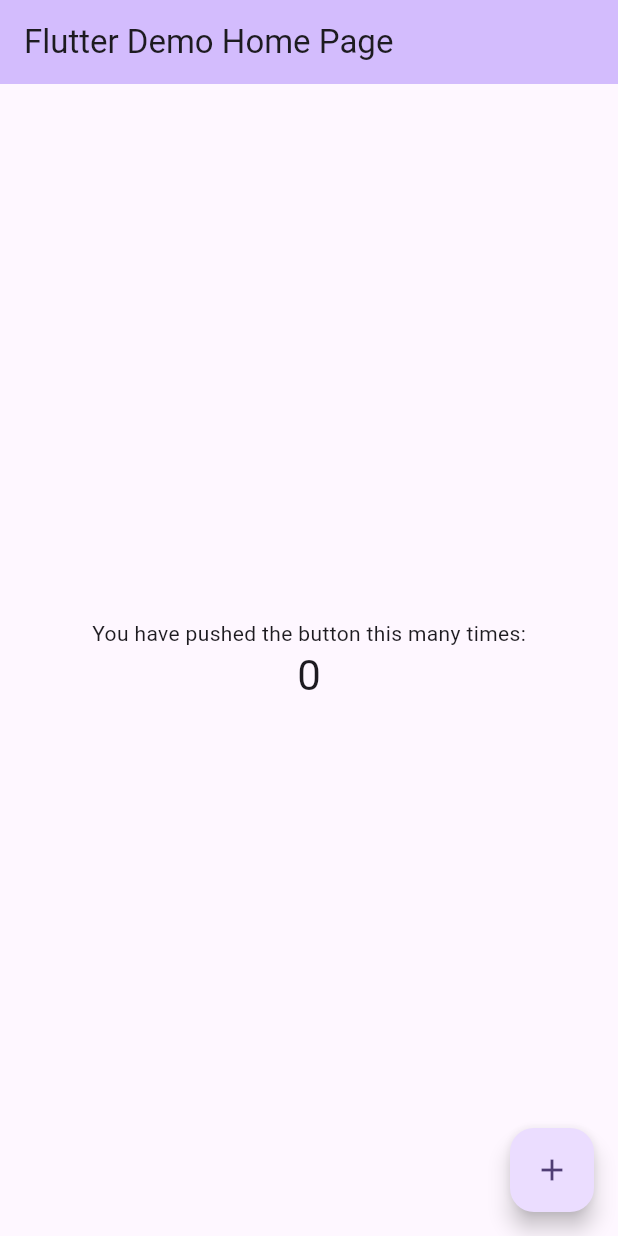
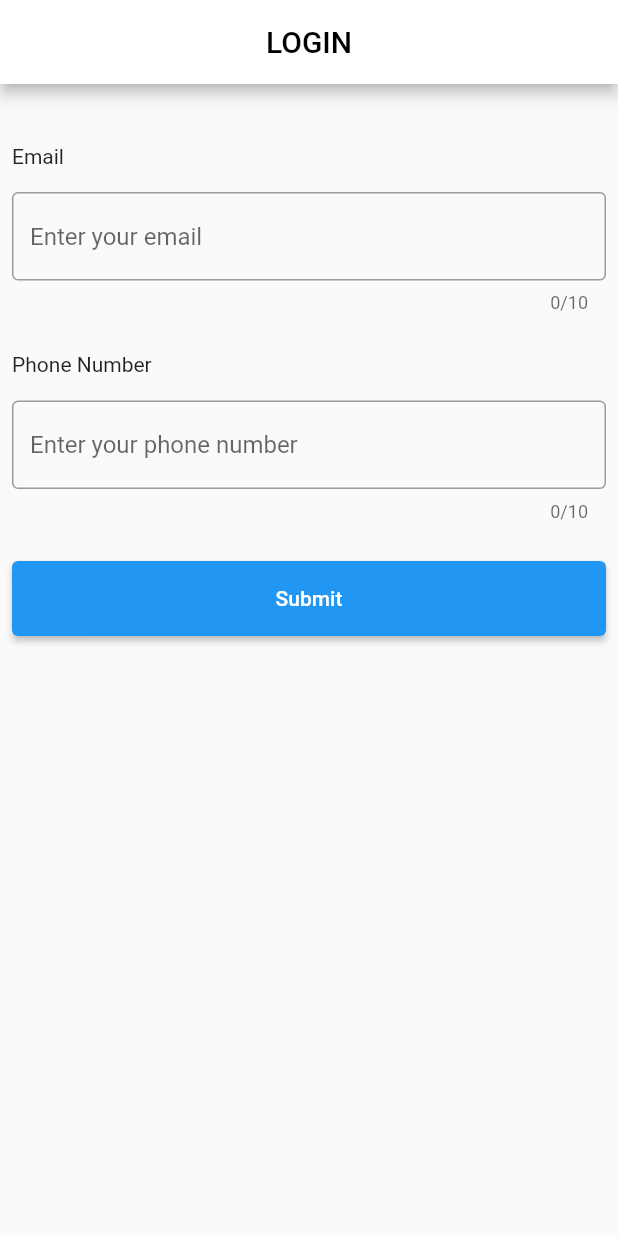
Before and after one commit to damaisubimawanto/ValburyCodingTest, a Flutter app: the screen it shows after launch, on a phone screen of 412 x 824 dp. Run offline on Flutter 3.47's test engine with Material 2 defaults, Android fonts, the phone set to English and light mode, and no system bars.

Commit message:
Added new LoginActivity page.

```diff
--- a/lib/main.dart
+++ b/lib/main.dart
@@ -1,4 +1,7 @@
 import 'package:flutter/material.dart';
+import 'package:provider/provider.dart';
+import 'package:valbury_coding_test/utils/routes/routes.dart';
+import 'package:valbury_coding_test/utils/routes/routes_name.dart';
 
 void main() {
   runApp(const MyApp());
@@ -10,116 +13,20 @@ class MyApp extends StatelessWidget {
   // This widget is the root of your application.
   @override
   Widget build(BuildContext context) {
-    return MaterialApp(
-      title: 'Flutter Demo',
-      theme: ThemeData(
-        // This is the theme of your application.
-        //
-        // TRY THIS: Try running your application with "flutter run". You'll see
-        // the application has a blue toolbar. Then, without quitting the app,
-        // try changing the seedColor in the colorScheme below to Colors.green
-        // and then invoke "hot reload" (save your changes or press the "hot
-        // reload" button in a Flutter-supported IDE, or press "r" if you used
-        // the command line to start the app).
-        //
-        // Notice that the counter didn't reset back to zero; the application
-        // state is not lost during the reload. To reset the state, use hot
-        // restart instead.
-        //
-        // This works for code too, not just values: Most code changes can be
-        // tested with just a hot reload.
-        colorScheme: ColorScheme.fromSeed(seedColor: Colors.deepPurple),
-        useMaterial3: true,
+    return MultiProvider(
+      providers: [
+        ChangeNotifierProvider(create: (_) => MyAppState())
+      ],
+      child: const MaterialApp(
+        debugShowCheckedModeBanner: false,
+        themeMode: ThemeMode.light,
+        initialRoute: RouteName.login,
+        onGenerateRoute: Routes.generateRoute,
       ),
-      home: const MyHomePage(title: 'Flutter Demo Home Page'),
     );
   }
 }
 
-class MyHomePage extends StatefulWidget {
-  const MyHomePage({super.key, required this.title});
+class MyAppState extends ChangeNotifier {
 
-  // This widget is the home page of your application. It is stateful, meaning
-  // that it has a State object (defined below) that contains fields that affect
-  // how it looks.
-
-  // This class is the configuration for the state. It holds the values (in this
-  // case the title) provided by the parent (in this case the App widget) and
-  // used by the build method of the State. Fields in a Widget subclass are
-  // always marked "final".
-
-  final String title;
-
-  @override
-  State<MyHomePage> createState() => _MyHomePageState();
 }
-
-class _MyHomePageState extends State<MyHomePage> {
-  int _counter = 0;
-
-  void _incrementCounter() {
-    setState(() {
-      // This call to setState tells the Flutter framework that something has
-      // changed in this State, which causes it to rerun the build method below
-      // so that the display can reflect the updated values. If we changed
-      // _counter without calling setState(), then the build method would not be
-      // called again, and so nothing would appear to happen.
-      _counter++;
-    });
-  }
-
-  @override
-  Widget build(BuildContext context) {
-    // This method is rerun every time setState is called, for instance as done
-    // by the _incrementCounter method above.
-    //
-    // The Flutter framework has been optimized to make rerunning build methods
-    // fast, so that you can just rebuild anything that needs updating rather
-    // than having to individually change instances of widgets.
-    return Scaffold(
-      appBar: AppBar(
-        // TRY THIS: Try changing the color here to a specific color (to
-        // Colors.amber, perhaps?) and trigger a hot reload to see the AppBar
-        // change color while the other colors stay the same.
-        backgroundColor: Theme.of(context).colorScheme.inversePrimary,
-        // Here we take the value from the MyHomePage object that was created by
-        // the App.build method, and use it to set our appbar title.
-        title: Text(widget.title),
-      ),
-      body: Center(
-        // Center is a layout widget. It takes a single child and positions it
-        // in the middle of the parent.
-        child: Column(
-          // Column is also a layout widget. It takes a list of children and
-          // arranges them vertically. By default, it sizes itself to fit its
-          // children horizontally, and tries to be as tall as its parent.
-          //
-          // Column has various properties to control how it sizes itself and
-          // how it positions its children. Here we use mainAxisAlignment to
-          // center the children vertically; the main axis here is the vertical
-          // axis because Columns are vertical (the cross axis would be
-          // horizontal).
-          //
-          // TRY THIS: Invoke "debug painting" (choose the "Toggle Debug Paint"
-          // action in the IDE, or press "p" in the console), to see the
-          // wireframe for each widget.
-          mainAxisAlignment: MainAxisAlignment.center,
-          children: <Widget>[
-            const Text(
-              'You have pushed the button this many times:',
-            ),
-            Text(
-              '$_counter',
-              style: Theme.of(context).textTheme.headlineMedium,
-            ),
-          ],
-        ),
-      ),
-      floatingActionButton: FloatingActionButton(
-        onPressed: _incrementCounter,
-        tooltip: 'Increment',
-        child: const Icon(Icons.add),
-      ), // This trailing comma makes auto-formatting nicer for build methods.
-    );
-  }
-}
--- /dev/null
+++ b/lib/res/values/strings.dart
@@ -0,0 +1,14 @@
+class AppString {
+  static AppString instance = AppString._init();
+
+  AppString._init();
+
+  final String hintEmail = "Enter your email";
+  final String hintPhoneNumber = "Enter your phone number";
+
+  final String textEmail = "Email";
+  final String textPhoneNumber = "Phone Number";
+  final String textLogin = "Login";
+  final String textRegister = "Register";
+  final String textSubmit = "Submit";
+}
--- /dev/null
+++ b/lib/utils/routes/routes.dart
@@ -0,0 +1,24 @@
+import 'package:flutter/material.dart';
+import 'package:valbury_coding_test/utils/routes/routes_name.dart';
+import 'package:valbury_coding_test/views/login_register/login_activity.dart';
+
+class Routes {
+  static Route<dynamic> generateRoute(RouteSettings settings) {
+    switch (settings.name) {
+      case RouteName.login:
+        return MaterialPageRoute(
+            builder: (BuildContext context) => const LoginActivity()
+        );
+      case RouteName.home:
+        return MaterialPageRoute(
+            builder: (BuildContext context) => const LoginActivity()
+        );
+      default:
+        return MaterialPageRoute(builder: (_) {
+          return const Scaffold(
+            body: Center(child: Text('No route defined')),
+          );
+        });
+    }
+  }
+}
--- /dev/null
+++ b/lib/utils/routes/routes_name.dart
@@ -0,0 +1,5 @@
+class RouteName {
+
+  static const String login = 'login';
+  static const String home = 'home';
+}
--- /dev/null
+++ b/lib/views/custom_views/border_input_type.dart
@@ -0,0 +1,45 @@
+import 'package:flutter/material.dart';
+
+class BorderInputType extends StatelessWidget {
+  const BorderInputType({
+    super.key,
+    required this.title,
+    required this.hint,
+    required this.maxLength,
+  });
+
+  final int? maxLength;
+  final String title;
+  final String hint;
+
+  @override
+  Widget build(BuildContext context) {
+    return Column(
+      children: [
+        Row(
+          children: [
+            const SizedBox(width: 8),
+            Text(title)
+          ],
+        ),
+        Padding(
+          padding: const EdgeInsets.symmetric(horizontal: 8, vertical: 16),
+          child: TextFormField(
+            obscureText: false,
+            maxLength: maxLength,
+            validator: (value) {
+              if (value == null || value.isEmpty) {
+                return "Cannot be empty";
+              }
+              return null;
+            },
+            decoration: InputDecoration(
+              border: const OutlineInputBorder(),
+              hintText: hint
+            ),
+          ),
+        ),
+      ],
+    );
+  }
+}
--- /dev/null
+++ b/lib/views/login_register/login_activity.dart
@@ -0,0 +1,66 @@
+import 'package:flutter/material.dart';
+import 'package:valbury_coding_test/res/values/strings.dart';
+import 'package:valbury_coding_test/views/custom_views/border_input_type.dart';
+
+class LoginActivity extends StatefulWidget {
+  const LoginActivity({super.key});
+
+  @override
+  State<LoginActivity> createState() => _LoginActivityState();
+}
+
+class _LoginActivityState extends State<LoginActivity> {
+  final _formLoginKey = GlobalKey<FormState>();
+
+  @override
+  Widget build(BuildContext context) {
+    return Scaffold(
+      appBar: AppBar(
+        title: Text(
+          AppString.instance.textLogin.toUpperCase(),
+          style: const TextStyle(color: Colors.black),
+        ),
+        centerTitle: true,
+        backgroundColor: Colors.white,
+      ),
+      body: Form(
+        key: _formLoginKey,
+        child: Column(
+          children: [
+            const SizedBox(height: 40),
+            BorderInputType(
+              title: AppString.instance.textEmail,
+              hint: AppString.instance.hintEmail,
+              maxLength: 10,
+            ),
+            const SizedBox(height: 10),
+            BorderInputType(
+              title: AppString.instance.textPhoneNumber,
+              hint: AppString.instance.hintPhoneNumber,
+              maxLength: 10,
+            ),
+            const SizedBox(height: 10),
+            Padding(
+              padding: const EdgeInsets.only(left: 8, right: 8),
+              child: ElevatedButton(
+                onPressed: () {
+                  _loginMandatory();
+                },
+                style: ElevatedButton.styleFrom(
+                    minimumSize: const Size.fromHeight(50)
+                ),
+                child: Text(AppString.instance.textSubmit),
+              ),
+            )
+          ],
+        ),
+      ),
+    );
+  }
+
+  void _loginMandatory() {
+    if (_formLoginKey.currentState!.validate()) {
+      // TODO: Navigate to HomeActivity
+    }
+  }
+}
--- a/pubspec.yaml
+++ b/pubspec.yaml
@@ -32,6 +32,7 @@ dependencies:
     sdk: flutter
 
   flutter_native_splash: ^2.3.1
+  provider: ^6.0.5
 
   # The following adds the Cupertino Icons font to your application.
   # Use with the CupertinoIcons class for iOS style icons.
```
Also changed, not shown: 1 other file.
